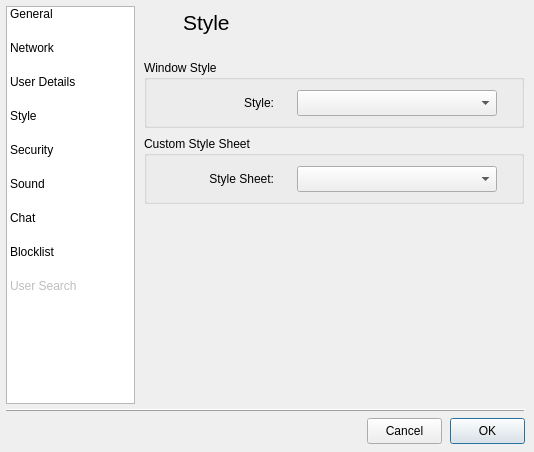
This is src/gui/form_settingsgui.ui in vituperative/i2pchat as Qt 5 draws it before an edit. The edited form follows.
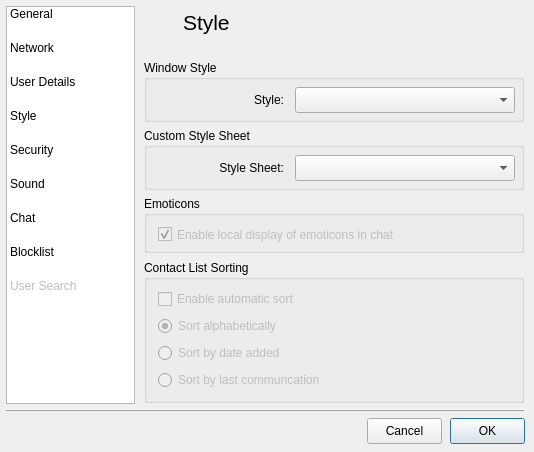
This is the edited form. The open tabs and pages were chosen to show the change. Icons and pictures are not drawn.

Commit message: Settings: Add placeholders for contact list sort & emoticon display

```diff
--- a/src/gui/form_settingsgui.ui
+++ b/src/gui/form_settingsgui.ui
@@ -1740,21 +1740,21 @@
       <property name="geometry">
        <rect>
         <x>4</x>
-        <y>128</y>
+        <y>120</y>
         <width>380</width>
-        <height>68</height>
+        <height>62</height>
        </rect>
       </property>
       <property name="minimumSize">
        <size>
         <width>380</width>
-        <height>68</height>
+        <height>62</height>
        </size>
       </property>
       <property name="maximumSize">
        <size>
         <width>380</width>
-        <height>60</height>
+        <height>62</height>
        </size>
       </property>
       <property name="sizeIncrement">
@@ -1770,9 +1770,9 @@
        <property name="geometry">
         <rect>
          <x>10</x>
-         <y>28</y>
+         <y>26</y>
          <width>361</width>
-         <height>31</height>
+         <height>28</height>
         </rect>
        </property>
        <layout class="QGridLayout" name="gridLayout_24">
@@ -1786,7 +1786,7 @@
           </property>
           <property name="maximumSize">
            <size>
-            <width>120</width>
+            <width>130</width>
             <height>92</height>
            </size>
           </property>
@@ -1804,20 +1804,20 @@
           </property>
          </widget>
         </item>
-        <item row="0" column="1" alignment="Qt::AlignHCenter">
+        <item row="0" column="1" alignment="Qt::AlignRight">
          <widget class="QComboBox" name="styleSheetCombo">
           <property name="enabled">
            <bool>true</bool>
           </property>
           <property name="minimumSize">
            <size>
-            <width>200</width>
+            <width>220</width>
             <height>26</height>
            </size>
           </property>
           <property name="maximumSize">
            <size>
-            <width>200</width>
+            <width>220</width>
             <height>26</height>
            </size>
           </property>
@@ -1851,19 +1851,19 @@
         <x>4</x>
         <y>52</y>
         <width>380</width>
-        <height>68</height>
+        <height>62</height>
        </rect>
       </property>
       <property name="minimumSize">
        <size>
         <width>380</width>
-        <height>68</height>
+        <height>62</height>
        </size>
       </property>
       <property name="maximumSize">
        <size>
         <width>380</width>
-        <height>68</height>
+        <height>62</height>
        </size>
       </property>
       <property name="title">
@@ -1873,9 +1873,9 @@
        <property name="geometry">
         <rect>
          <x>10</x>
-         <y>28</y>
+         <y>26</y>
          <width>361</width>
-         <height>31</height>
+         <height>28</height>
         </rect>
        </property>
        <layout class="QGridLayout" name="gridLayout_25">
@@ -1889,7 +1889,7 @@
           </property>
           <property name="maximumSize">
            <size>
-            <width>120</width>
+            <width>130</width>
             <height>92</height>
            </size>
           </property>
@@ -1907,7 +1907,7 @@
           </property>
          </widget>
         </item>
-        <item row="0" column="1" alignment="Qt::AlignHCenter">
+        <item row="0" column="1" alignment="Qt::AlignRight">
          <widget class="QComboBox" name="styleCombo">
           <property name="enabled">
            <bool>true</bool>
@@ -1920,13 +1920,13 @@
           </property>
           <property name="minimumSize">
            <size>
-            <width>200</width>
+            <width>220</width>
             <height>26</height>
            </size>
           </property>
           <property name="maximumSize">
            <size>
-            <width>200</width>
+            <width>220</width>
             <height>26</height>
            </size>
           </property>
@@ -2023,6 +2023,163 @@
        </item>
       </layout>
      </widget>
+     <widget class="QGroupBox" name="Emoticons">
+      <property name="geometry">
+       <rect>
+        <x>4</x>
+        <y>188</y>
+        <width>380</width>
+        <height>57</height>
+       </rect>
+      </property>
+      <property name="title">
+       <string>Emoticons</string>
+      </property>
+      <widget class="QCheckBox" name="checkBox">
+       <property name="enabled">
+        <bool>false</bool>
+       </property>
+       <property name="geometry">
+        <rect>
+         <x>14</x>
+         <y>28</y>
+         <width>271</width>
+         <height>21</height>
+        </rect>
+       </property>
+       <property name="text">
+        <string>Enable local display of emoticons in chat</string>
+       </property>
+       <property name="checked">
+        <bool>true</bool>
+       </property>
+      </widget>
+     </widget>
+     <widget class="QGroupBox" name="ContactSort">
+      <property name="geometry">
+       <rect>
+        <x>4</x>
+        <y>252</y>
+        <width>380</width>
+        <height>143</height>
+       </rect>
+      </property>
+      <property name="title">
+       <string>Contact List Sorting</string>
+      </property>
+      <widget class="QWidget" name="">
+       <property name="geometry">
+        <rect>
+         <x>14</x>
+         <y>28</y>
+         <width>189</width>
+         <height>105</height>
+        </rect>
+       </property>
+       <layout class="QGridLayout" name="gridLayout_21">
+        <item row="0" column="0">
+         <widget class="QCheckBox" name="checkBox_5">
+          <property name="enabled">
+           <bool>false</bool>
+          </property>
+          <property name="minimumSize">
+           <size>
+            <width>0</width>
+            <height>20</height>
+           </size>
+          </property>
+          <property name="maximumSize">
+           <size>
+            <width>16777215</width>
+            <height>20</height>
+           </size>
+          </property>
+          <property name="text">
+           <string>Enable automatic sort</string>
+          </property>
+          <property name="checked">
+           <bool>false</bool>
+          </property>
+         </widget>
+        </item>
+        <item row="1" column="0">
+         <widget class="QRadioButton" name="radioButton_2">
+          <property name="enabled">
+           <bool>false</bool>
+          </property>
+          <property name="minimumSize">
+           <size>
+            <width>0</width>
+            <height>20</height>
+           </size>
+          </property>
+          <property name="maximumSize">
+           <size>
+            <width>16777215</width>
+            <height>20</height>
+           </size>
+          </property>
+          <property name="text">
+           <string>Sort alphabetically</string>
+          </property>
+          <property name="checked">
+           <bool>true</bool>
+          </property>
+         </widget>
+        </item>
+        <item row="2" column="0">
+         <widget class="QRadioButton" name="radioButton_3">
+          <property name="enabled">
+           <bool>false</bool>
+          </property>
+          <property name="minimumSize">
+           <size>
+            <width>0</width>
+            <height>20</height>
+           </size>
+          </property>
+          <property name="maximumSize">
+           <size>
+            <width>16777215</width>
+            <height>20</height>
+           </size>
+          </property>
+          <property name="text">
+           <string>Sort by date added</string>
+          </property>
+          <property name="checked">
+           <bool>false</bool>
+          </property>
+         </widget>
+        </item>
+        <item row="3" column="0">
+         <widget class="QRadioButton" name="radioButton_4">
+          <property name="enabled">
+           <bool>false</bool>
+          </property>
+          <property name="minimumSize">
+           <size>
+            <width>0</width>
+            <height>20</height>
+           </size>
+          </property>
+          <property name="maximumSize">
+           <size>
+            <width>16777215</width>
+            <height>20</height>
+           </size>
+          </property>
+          <property name="text">
+           <string>Sort by last communcation</string>
+          </property>
+          <property name="checked">
+           <bool>false</bool>
+          </property>
+         </widget>
+        </item>
+       </layout>
+      </widget>
+     </widget>
     </widget>
     <widget class="QWidget" name="security_Page">
      <widget class="QGroupBox" name="groupBox_4">
```
Left out of the diff: 42 changed lines with no effect on the pictures. The commit also changes 1 other file.
